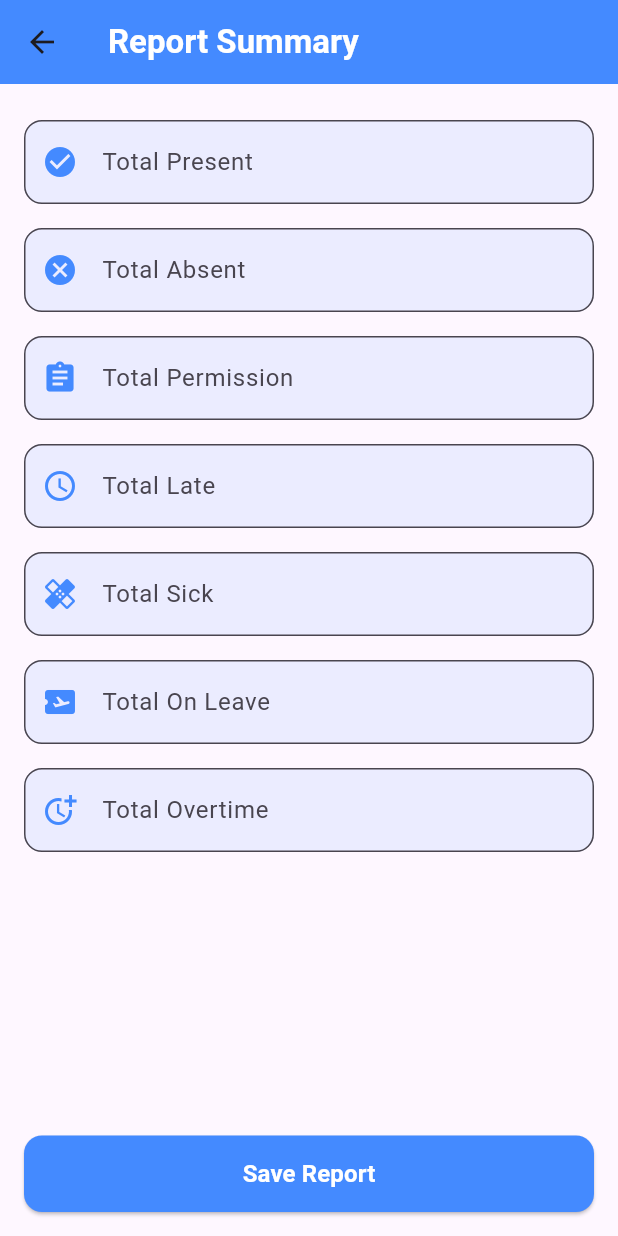
After one commit to willldann/Absensi_App2, a Flutter app: the screen it shows after launch, after a tap on "Report Summary", on a phone screen of 412 x 824 dp. The commit adds this screen. Run offline on Flutter 3.47's test engine with Material 3 defaults, Android fonts, the light colour scheme and no system bars; our stand-ins replace cloud_firestore, firebase_core; accounts and stored records are empty.

Commit message:
Add Raport Screen

```diff
--- /dev/null
+++ b/lib/ui/Reportsummary/report_summary_screen.dart
@@ -0,0 +1,158 @@
+import 'package:flutter/material.dart';
+import 'package:cloud_firestore/cloud_firestore.dart';
+
+class ReportSummaryScreen extends StatefulWidget {
+  const ReportSummaryScreen({super.key});
+
+  @override
+  _ReportSummaryScreenState createState() => _ReportSummaryScreenState();
+}
+
+class _ReportSummaryScreenState extends State<ReportSummaryScreen> {
+  final TextEditingController presentController = TextEditingController();
+  final TextEditingController absentController = TextEditingController();
+  final TextEditingController permissionController = TextEditingController();
+  final TextEditingController lateController = TextEditingController();
+  final TextEditingController sickController = TextEditingController();
+  final TextEditingController onLeaveController = TextEditingController();
+  final TextEditingController overtimeController = TextEditingController();
+
+  void saveReport() async {
+    try {
+      await FirebaseFirestore.instance
+          .collection('attendance')
+          .doc('raport_id')
+          .set({
+        'present': presentController.text,
+        'absent': absentController.text,
+        'permission': permissionController.text,
+        'late': lateController.text,
+        'sick': sickController.text,
+        'onLeave': onLeaveController.text,
+        'overtime': overtimeController.text,
+      });
+      showSnackbar("Report successfully saved!", Colors.green);
+    } catch (e) {
+      showSnackbar("Failed to save report: $e", Colors.red);
+    }
+  }
+
+  void showSnackbar(String message, Color color) {
+    ScaffoldMessenger.of(context).showSnackBar(
+      SnackBar(
+        content: Row(
+          children: [
+            Icon(Icons.info_outline, color: Colors.white),
+            SizedBox(width: 10),
+            Expanded(child: Text(message)),
+          ],
+        ),
+        backgroundColor: color,
+        behavior: SnackBarBehavior.floating,
+      ),
+    );
+  }
+
+  @override
+  Widget build(BuildContext context) {
+    return Scaffold(
+      appBar: AppBar(
+        title: const Text(
+          "Report Summary",
+          style: TextStyle(color: Colors.white, fontWeight: FontWeight.bold),
+        ),
+        backgroundColor: Colors.blueAccent,
+        elevation: 0,
+      ),
+      body: Padding(
+        padding: const EdgeInsets.all(16.0),
+        child: Column(
+          children: [
+            Expanded(
+              child: ListView(
+                children: [
+                  InputField(
+                      controller: presentController,
+                      label: "Total Present",
+                      icon: Icons.check_circle),
+                  InputField(
+                      controller: absentController,
+                      label: "Total Absent",
+                      icon: Icons.cancel),
+                  InputField(
+                      controller: permissionController,
+                      label: "Total Permission",
+                      icon: Icons.assignment),
+                  InputField(
+                      controller: lateController,
+                      label: "Total Late",
+                      icon: Icons.access_time),
+                  InputField(
+                      controller: sickController,
+                      label: "Total Sick",
+                      icon: Icons.healing),
+                  InputField(
+                      controller: onLeaveController,
+                      label: "Total On Leave",
+                      icon: Icons.airplane_ticket),
+                  InputField(
+                      controller: overtimeController,
+                      label: "Total Overtime",
+                      icon: Icons.more_time),
+                ],
+              ),
+            ),
+            SizedBox(
+              width: double.infinity,
+              child: ElevatedButton(
+                style: ElevatedButton.styleFrom(
+                  backgroundColor: Colors.blueAccent,
+                  padding: const EdgeInsets.symmetric(vertical: 14),
+                  shape: RoundedRectangleBorder(
+                    borderRadius: BorderRadius.circular(12),
+                  ),
+                ),
+                onPressed: saveReport,
+                child: const Text("Save Report",
+                    style: TextStyle(
+                        fontSize: 16,
+                        fontWeight: FontWeight.bold,
+                        color: Colors.white)),
+              ),
+            ),
+          ],
+        ),
+      ),
+    );
+  }
+}
+
+class InputField extends StatelessWidget {
+  final TextEditingController controller;
+  final String label;
+  final IconData icon;
+
+  const InputField(
+      {super.key,
+      required this.controller,
+      required this.label,
+      required this.icon});
+
+  @override
+  Widget build(BuildContext context) {
+    return Padding(
+      padding: const EdgeInsets.symmetric(vertical: 8.0),
+      child: TextFormField(
+        controller: controller,
+        keyboardType: TextInputType.number,
+        decoration: InputDecoration(
+          labelText: label,
+          prefixIcon: Icon(icon, color: Colors.blueAccent),
+          border: OutlineInputBorder(borderRadius: BorderRadius.circular(12)),
+          filled: true,
+          fillColor: Colors.blueAccent.withOpacity(0.1),
+        ),
+      ),
+    );
+  }
+}
--- a/lib/ui/home_screen.dart
+++ b/lib/ui/home_screen.dart
@@ -1,3 +1,4 @@
+import 'package:absensi_app/ui/Reportsummary/report_summary_screen.dart';
 import 'package:absensi_app/ui/absent/absent_screen.dart';
 import 'package:absensi_app/ui/attend/attend_screen.dart';
 import 'package:absensi_app/ui/attendance_history/attendance_history_screen.dart';
@@ -35,7 +36,6 @@ class HomeScreen extends StatelessWidget {
             child: Column(
               children: [
                 Expanded(
-                  // efect when click
                   child: InkWell(
                     highlightColor: Colors.transparent,
                     splashColor: Colors.transparent,
@@ -122,6 +122,35 @@ class HomeScreen extends StatelessWidget {
                     ),
                   ),
                 ),
+                Expanded(
+                  child: InkWell(
+                    highlightColor: Colors.transparent,
+                    splashColor: Colors.transparent,
+                    onTap: () {
+                      Navigator.push(
+                          context,
+                          MaterialPageRoute(
+                              builder: (context) => const ReportSummaryScreen()));
+                    },
+                    child: const Column(
+                      mainAxisAlignment: MainAxisAlignment.center,
+                      children: [
+                        Image(
+                          image: AssetImage('assets/images/raport_g.png'),
+                          height: 100,
+                          width: 100,
+                        ),
+                        Text(
+                          "Report Summary",
+                          style: TextStyle(
+                            fontSize: 14,
+                            fontWeight: FontWeight.bold,
+                          ),
+                        ),
+                      ],
+                    ),
+                  ),
+                ),
               ],
             ),
           ),
```
Also changed, not shown: assets/images/raport_g.png (added).
